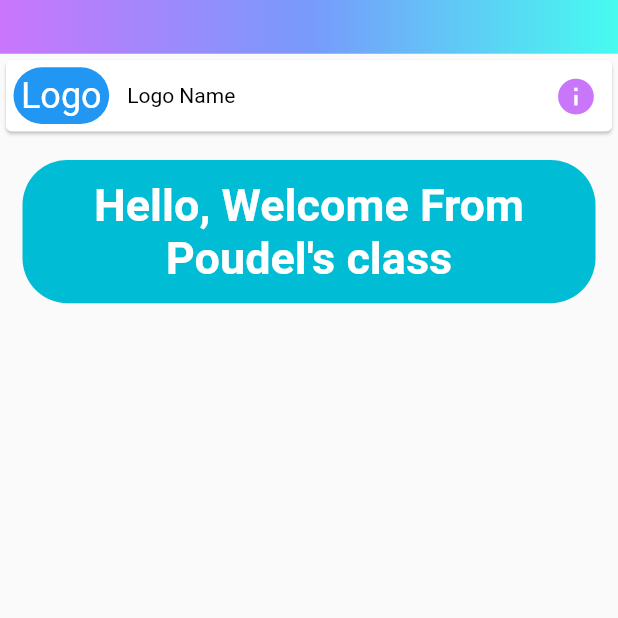
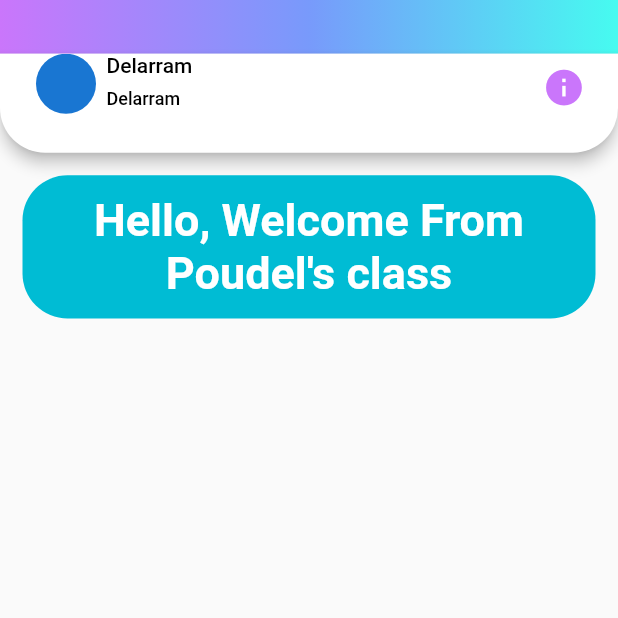
Before and after one commit to Delarram/Chroama, a Flutter app: the screen it shows after launch, on a phone screen of 412 x 824 dp, the top half of it. Run offline on Flutter 3.47's test engine with Material 2 defaults, Android fonts, the phone set to English and light mode, and no system bars; our stand-ins replace flutter_screenutil, google_sign_in.

Commit message:
complete greeting section

```diff
--- a/lib/pages/homepage/home_page.dart
+++ b/lib/pages/homepage/home_page.dart
@@ -15,8 +15,8 @@ class HomePage extends StatelessWidget {
         child: Column(
           children: [
            StatusBarSection(),
-            Card(child: AppbarSection(),),
-            WelcomeSection()
+            AppbarSection(),
+            WelcomeSection(),
           ],
         ),
       ),
--- a/lib/pages/homepage/homepageviewitem/appbar_section.dart
+++ b/lib/pages/homepage/homepageviewitem/appbar_section.dart
@@ -8,37 +8,85 @@ class AppbarSection extends StatelessWidget {
 
   @override
   Widget build(BuildContext context) {
-    return SizedBox(
-        height: 40.h,
-        width: double.infinity,
+   return AppBar(
+      toolbarHeight: kToolbarHeight + 10,
+      centerTitle: false,
+      backgroundColor: Colors.white,
+      shape: const RoundedRectangleBorder(
+        borderRadius: BorderRadius.only(
+          bottomRight: Radius.circular(30),
+          bottomLeft: Radius.circular(30),
+        ),
+      ),
+      leadingWidth: 160.w
+     ,
+      leading: Container(
+        padding: const EdgeInsets.only(left: 24.0,),
         child: Row(
-          children: [
-            Container(
-              padding: EdgeInsets.all(5),
-              margin: EdgeInsets.all(5),
-              decoration: BoxDecoration(
-                  color: Colors.blue, borderRadius: BorderRadius.circular(30)),
-              child: const CustomTextView(
-                text: "Logo",
-                fontSize: 24,
-                fontColor: Colors.white,
-              ),
-            ),
-            const SizedBox(
-              width: 7,
-            ),
-            const CustomTextView(
-              text: "Logo Name",
-              fontSize: 14,
-            ),
-            const Spacer(),
-            IconButton(
-                onPressed: () {},
-                icon:  Icon(
-                  Icons.info,
-                  color: Color(0xffCA76FB),size: 25.sp,
-                ))
+          crossAxisAlignment: CrossAxisAlignment.start,
+          children:  [
+            const CircleAvatar(
+              radius: 20,
+              foregroundColor: Colors.amber,
+            ),SizedBox(width: 7,),
+           Column(
+             crossAxisAlignment: CrossAxisAlignment.start,
+             children: [
+               CustomTextView(
+                 text: "Delarram",
+                 fontColor: Colors.black,
+                 fontSize: 14,
+                 fontWeight: FontWeight.w500,
+               ),SizedBox(height: 7,),
+               CustomTextView(
+                 text: "Delarram",
+                 fontColor: Colors.black,
+                 fontSize: 12,
+                 fontWeight: FontWeight.w500,
+               ),
+             ],
+           )
           ],
-        ));
+        ),
+      ),
+      actions: [
+        Padding(
+          padding: const EdgeInsets.only(right: 12.0,bottom: 30),
+          child: IconButton(onPressed: (){},icon: Icon(Icons.info,color: Color(0xffCA76FB),size: 25.sp,),),
+        ),
+      ],
+    );
+    // return SizedBox(
+    //     height: 40.h,
+    //     width: double.infinity,
+    //     child: Row(
+    //       children: [
+    //         Container(
+    //           padding: EdgeInsets.all(5),
+    //           margin: EdgeInsets.all(5),
+    //           decoration: BoxDecoration(
+    //               color: Colors.blue, borderRadius: BorderRadius.circular(30)),
+    //           child: const CustomTextView(
+    //             text: "Logo",
+    //             fontSize: 24,
+    //             fontColor: Colors.white,
+    //           ),
+    //         ),
+    //         const SizedBox(
+    //           width: 7,
+    //         ),
+    //         const CustomTextView(
+    //           text: "Logo Name",
+    //           fontSize: 14,
+    //         ),
+    //         const Spacer(),
+    //         IconButton(
+    //             onPressed: () {},
+    //             icon:  Icon(
+    //               Icons.info,
+    //               color: Color(0xffCA76FB),size: 25.sp,
+    //             ))
+    //       ],
+    //     ));
   }
 }
```
